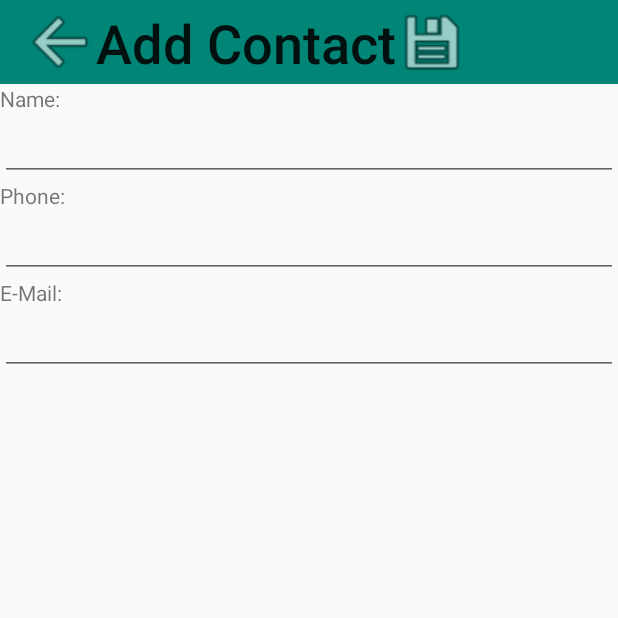
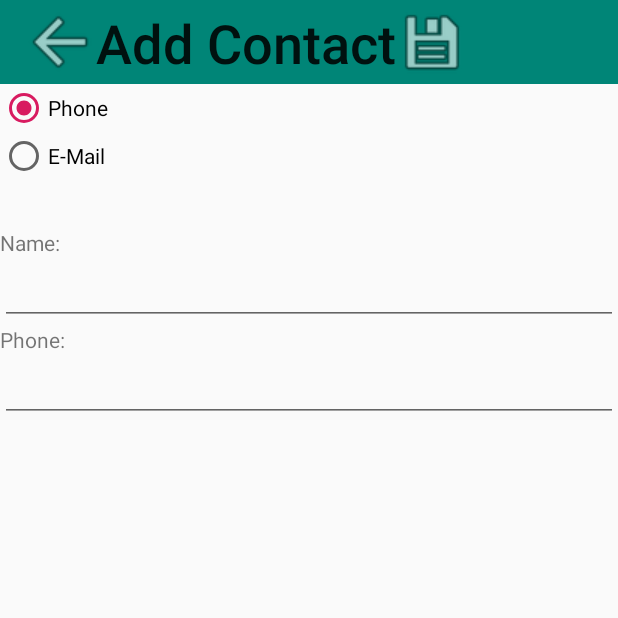
Before and after one commit to Pavel-IT-Courses/HomeTask1, an Android app: the ContactBookActivity screen opened directly, with no data from a screen before it, after a tap on an icon or button, on a phone screen of 412 x 824 dp, the top half of it. Run offline under Robolectric (Android 15) with nearby library versions, the phone set to English and light mode, and no system bars.

Commit message:
Not extremely beautiful but it works!

```diff
--- a/homework2/src/main/java/com/gmail/pavkascool/homework2/AddContactActivity.java
+++ b/homework2/src/main/java/com/gmail/pavkascool/homework2/AddContactActivity.java
@@ -3,6 +3,7 @@ package com.gmail.pavkascool.homework2;
 import android.view.View;
 import android.widget.EditText;
 import android.widget.ImageButton;
+import android.widget.RadioButton;
 import android.widget.TextView;
 import androidx.appcompat.app.AppCompatActivity;
 import android.os.Bundle;
@@ -15,10 +16,11 @@ public class AddContactActivity extends AppCompatActivity implements View.OnClic
 
     private ImageButton backButton;
     private ImageButton saveButton;
-    private TextView toolText;
+    private TextView toolText, telOrMail;
     private Toolbar toolbar;
 
-    private EditText editName, editPhone, editEmail;
+    private EditText editName, editPhone;
+    private RadioButton tel, mail;
 
     @Override
     protected void onCreate(Bundle savedInstanceState) {
@@ -36,7 +38,15 @@ public class AddContactActivity extends AppCompatActivity implements View.OnClic
         toolText.setText("Add Contact");
         editName = findViewById(R.id.edit_name);
         editPhone = findViewById(R.id.edit_phone);
-        editEmail = findViewById(R.id.edit_email);
+        telOrMail = findViewById(R.id.tel_mail);
+        /*View radio = findViewById(R.id.radio);
+        tel = radio.findViewById(R.id.tel);
+        mail = radio.findViewById(R.id.mail);*/
+        tel = findViewById(R.id.tel);
+        tel.setOnClickListener(this);
+        mail = findViewById(R.id.mail);
+        mail.setOnClickListener(this);
+
     }
 
     @Override
@@ -48,10 +58,20 @@ public class AddContactActivity extends AppCompatActivity implements View.OnClic
             case R.id.save:
                 endPerson = new Person();
                 endPerson.setName(editName.getText().toString());
-                endPerson.setPhone(editPhone.getText().toString());
-                endPerson.setEmail(editEmail.getText().toString());
+                if(tel.isChecked()) {
+                    endPerson.setPhone(editPhone.getText().toString());
+                }
+                else {
+                    endPerson.setEmail(editPhone.getText().toString());
+                }
                 ContactBookActivity.persons.add(endPerson);
                 finish();
+                break;
+            case R.id.tel:
+                telOrMail.setText(R.string.phone);
+                break;
+            case R.id.mail:
+                telOrMail.setText(R.string.email);
                 break;
         }
     }
--- a/homework2/src/main/java/com/gmail/pavkascool/homework2/ContactBookActivity.java
+++ b/homework2/src/main/java/com/gmail/pavkascool/homework2/ContactBookActivity.java
@@ -50,46 +50,6 @@ public class ContactBookActivity extends AppCompatActivity implements View.OnCli
 
         linearLayout = findViewById(R.id.inner_layout);
 
-        /*Person p = new Person("Michael Zawacki", "66666666");
-        persons.add(p);
-        Person p1 = new Person("John LaSalle", "1111111111111");
-        persons.add(p1);
-        Person p2 =new Person("Paul Kassitchev", "ww@ghn.com", null);
-        persons.add(p2);
-
-
-        linearLayout = findViewById(R.id.inner_layout);
-        gridLayout = findViewById(R.id.grid);
-
-        LayoutInflater li = getLayoutInflater();
-
-        if(persons.size() > 0) {
-            linearLayout.removeView(initText);
-        }
-
-        for(int i = 0; i < persons.size(); i++) {
-            String name = persons.get(i).getName();
-            String phone = persons.get(i).getPhone();
-            String email = persons.get(i).getEmail();
-            View item = null;
-            if(phone != null) {
-                item = li.inflate(R.layout.item_phone, gridLayout, false);
-                TextView phoneText = item.findViewById(R.id.phone);
-                phoneText.setText(phone);
-            }
-            else {
-                item = li.inflate(R.layout.item_email, gridLayout, false);
-                TextView emailText = item.findViewById(R.id.email);
-                emailText.setText(email);
-            }
-
-            TextView nameText = item.findViewById(R.id.name);
-            nameText.setText(name);
-            item.setId(i);
-            item.setOnClickListener(this);
-            gridLayout.addView(item);
-
-        }*/
 
         floatingActionButton = findViewById(R.id.fab);
         floatingActionButton.setOnClickListener(this);
@@ -103,21 +63,17 @@ public class ContactBookActivity extends AppCompatActivity implements View.OnCli
 
         if(persons.size() > 0) {
             linearLayout.removeView(initText);
-        }
-        else {
-
-        }
-        for(int i = 0; i < persons.size(); i++) {
+            gridLayout.removeAllViews();
+            for (int i = 0; i < persons.size(); i++) {
                 String name = persons.get(i).getName();
                 String phone = persons.get(i).getPhone();
                 String email = persons.get(i).getEmail();
                 View item = null;
-            if(phone != null) {
+                if (phone != null && !phone.isEmpty()) {
                     item = li.inflate(R.layout.item_phone, gridLayout, false);
                     TextView phoneText = item.findViewById(R.id.phone);
                     phoneText.setText(phone);
-            }
-            else {
+                } else {
                     item = li.inflate(R.layout.item_email, gridLayout, false);
                     TextView emailText = item.findViewById(R.id.email);
                     emailText.setText(email);
@@ -128,6 +84,11 @@ public class ContactBookActivity extends AppCompatActivity implements View.OnCli
                 item.setId(i);
                 item.setOnClickListener(this);
                 gridLayout.addView(item);
+
+            }
+        }
+        else {
+            gridLayout.removeAllViews();
 
         }
     }
--- a/homework2/src/main/java/com/gmail/pavkascool/homework2/EditContactActivity.java
+++ b/homework2/src/main/java/com/gmail/pavkascool/homework2/EditContactActivity.java
@@ -20,6 +20,7 @@ public class EditContactActivity extends AppCompatActivity implements View.OnCli
     private TextView toolText;
     private Toolbar toolbar;
     private EditText editName;
+    private Button removeButton;
 
     @Override
     protected void onCreate(Bundle savedInstanceState) {
@@ -36,6 +37,8 @@ public class EditContactActivity extends AppCompatActivity implements View.OnCli
         getSupportActionBar().setTitle("");
         toolText.setText("Edit Contact");
         editName = findViewById(R.id.edit_name);
+        removeButton = findViewById(R.id.remove);
+        removeButton.setOnClickListener(this);
 
         Intent intent = getIntent();
         int index = intent.getIntExtra("index", -1);
@@ -63,6 +66,10 @@ public class EditContactActivity extends AppCompatActivity implements View.OnCli
                 ContactBookActivity.persons.add(endPerson);
                 finish();
                 break;
+            case R.id.remove:
+                ContactBookActivity.persons.remove(startPerson);
+                finish();
+                break;
         }
     }
 }
--- a/homework2/src/main/res/layout/activity_add_contact.xml
+++ b/homework2/src/main/res/layout/activity_add_contact.xml
@@ -8,34 +8,45 @@
     tools:context=".EditContactActivity">
 
     <include
-            layout="@layout/toolbar_edit"
-            android:id="@+id/toolbar_edit"/>
+        android:id="@+id/toolbar_edit"
+        layout="@layout/toolbar_edit" />
+
+    <include
+        android:id="@+id/radio"
+        layout="@layout/radio"
+        android:layout_width="match_parent"
+        android:layout_height="96dp"
+        />
 
     <LinearLayout
+        android:id="@+id/inner_layout"
         android:layout_width="match_parent"
         android:layout_height="match_parent"
-            android:orientation="vertical"
-            android:id="@+id/inner_layout">
+        android:orientation="vertical">
 
-        <TextView android:layout_width="match_parent" android:layout_height="wrap_content"
-                  android:text="Name:"/>
-        <EditText
+        <TextView
             android:layout_width="match_parent"
             android:layout_height="wrap_content"
-                android:id="@+id/edit_name"/>
-        <TextView android:layout_width="match_parent" android:layout_height="wrap_content"
-                  android:text="Phone:"/>
+            android:text="Name:" />
+
         <EditText
+            android:id="@+id/edit_name"
+            android:layout_width="match_parent"
+            android:layout_height="wrap_content" />
+
+        <TextView
             android:layout_width="match_parent"
             android:layout_height="wrap_content"
-                android:id="@+id/edit_phone"/>
-        <TextView android:layout_width="match_parent" android:layout_height="wrap_content"
-                  android:text="E-Mail:"/>
+            android:id="@+id/tel_mail"
+            android:text="@string/phone" />
+
         <EditText
+            android:id="@+id/edit_phone"
             android:layout_width="match_parent"
-                android:layout_height="wrap_content"
-                android:id="@+id/edit_email"/>
+            android:layout_height="wrap_content" />
+
 
     </LinearLayout>
 
+
 </LinearLayout>
--- a/homework2/src/main/res/layout/activity_edit_contact.xml
+++ b/homework2/src/main/res/layout/activity_edit_contact.xml
@@ -13,7 +13,7 @@
 
     <LinearLayout
             android:layout_width="match_parent"
-            android:layout_height="match_parent"
+            android:layout_height="wrap_content"
             android:orientation="vertical"
             android:id="@+id/inner_layout">
 
@@ -26,4 +26,14 @@
 
     </LinearLayout>
 
+    <Button
+        android:layout_width="wrap_content"
+        android:layout_height="wrap_content"
+        android:layout_gravity="center_horizontal"
+        android:id="@+id/remove"
+        android:text="@string/remove"
+        android:paddingEnd="@dimen/fab_margin"
+        android:paddingStart="@dimen/fab_margin"
+        />
+
 </LinearLayout>
--- /dev/null
+++ b/homework2/src/main/res/layout/radio.xml
@@ -0,0 +1,24 @@
+<?xml version="1.0" encoding="utf-8"?>
+<LinearLayout xmlns:android="http://schemas.android.com/apk/res/android"
+    android:orientation="vertical" android:layout_width="match_parent"
+    android:layout_height="match_parent"
+    >
+
+    <RadioGroup
+        android:layout_width="match_parent"
+        android:layout_height="64dp">
+        <RadioButton
+            android:layout_width="match_parent"
+            android:layout_height="wrap_content"
+            android:text="Phone"
+            android:id="@+id/tel"
+            android:checked="true"/>
+        <RadioButton
+            android:layout_width="match_parent"
+            android:layout_height="wrap_content"
+            android:text="E-Mail"
+            android:id="@+id/mail"
+            android:clickable="true"/>
+    </RadioGroup>
+
+</LinearLayout>
--- a/homework2/src/main/res/values/strings.xml
+++ b/homework2/src/main/res/values/strings.xml
@@ -5,4 +5,7 @@
     <string name="third">Web Browser</string>
     <string name="empty">No contacts. Please add</string>
     <string name="search">Search Contacts</string>
+    <string name="remove">REMOVE</string>
+    <string name="phone">Phone:</string>
+    <string name="email">E-Mail:</string>
 </resources>
```
Lines whose indentation alone changed are shown as unchanged.
